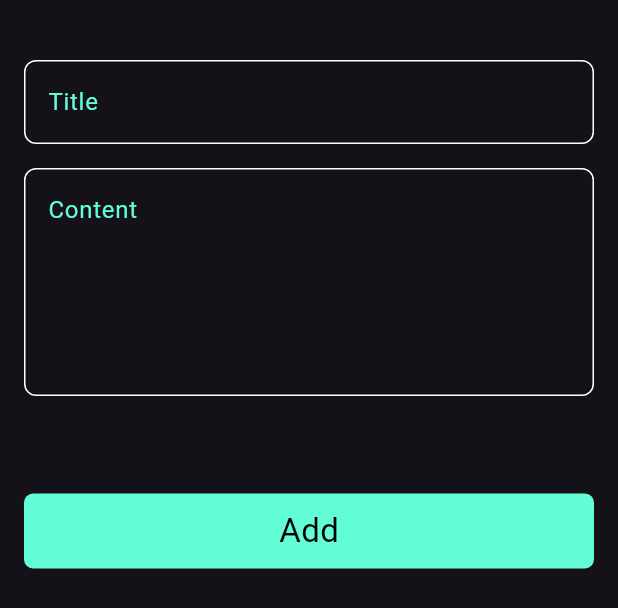
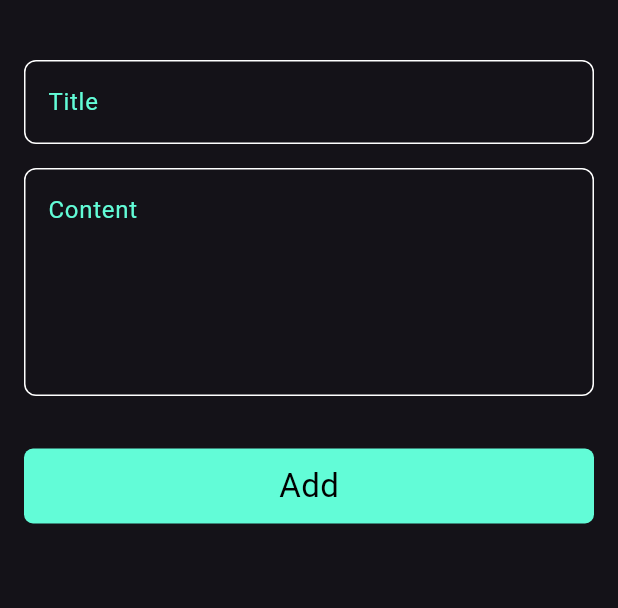
Before and after one commit to Osamah-Bawazir/note-app-flutter, a Flutter app: the AddNoteButtonSheet widget shown alone on an empty page, opened directly, on a phone screen of 412 x 824 dp. Shown: the top 608 px of the screen. Run offline on Flutter 3.47's test engine with Material 3 defaults, Android fonts, the phone set to English and light mode, and no system bars.

Commit message:
Create Edit Note View

```diff
--- a/lib/widgets/add_note_button_sheet.dart
+++ b/lib/widgets/add_note_button_sheet.dart
@@ -9,18 +9,20 @@ class AddNoteButtonSheet extends StatelessWidget {
   Widget build(BuildContext context) {
     return Padding(
       padding: const EdgeInsets.symmetric(horizontal: 16),
+      child: SingleChildScrollView(
         child: Column(
           children:  [
             SizedBox(height: 40,),
             CustomTextField(text: 'Title',),
             SizedBox(height: 16,),
             CustomTextField(text: 'Content', maxLines: 5,),
-          SizedBox(height: 50,),
+            SizedBox(height: 20,),
 
-          CustomButton(text: 'Add')
-
+            CustomButton(text: 'Add'),
+            SizedBox(height: 60,),
 
           ],
+        ),
       ),
     );
   }
```
Also changed, not shown: lib/views/edit_note_view.dart (added, +13 -0 lines), lib/widgets/custom_note_item.dart (+18 -2 lines), lib/widgets/edit_note_view_body.dart (added, +10 -0 lines). Lines whose indentation alone changed are shown as unchanged.
